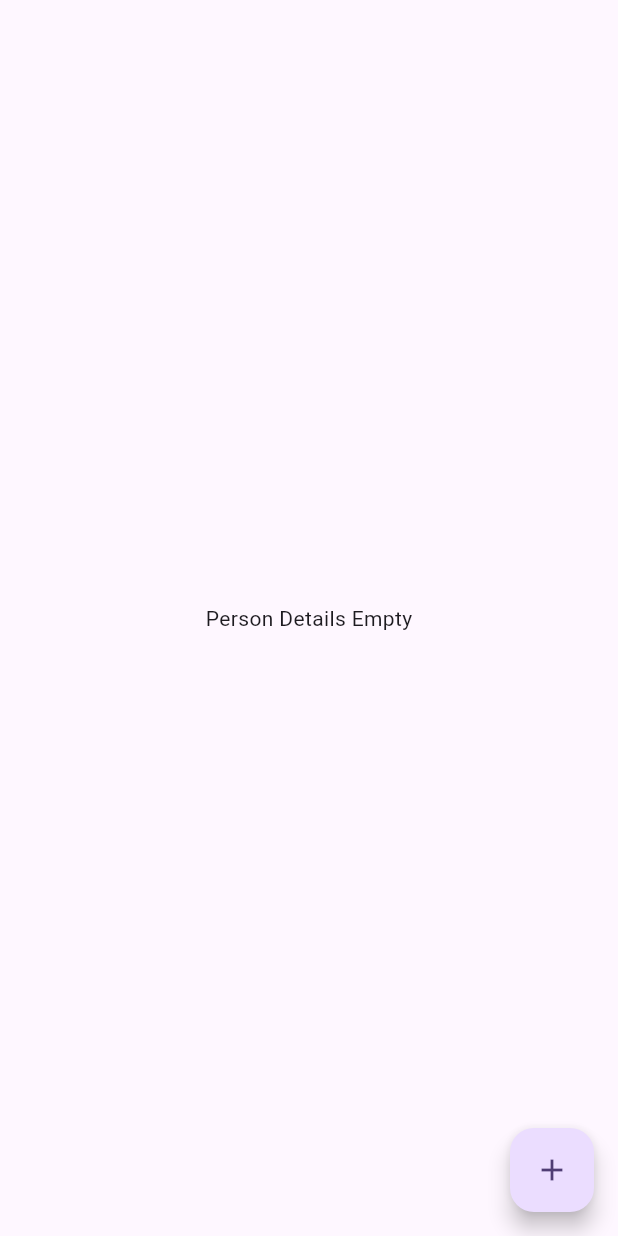
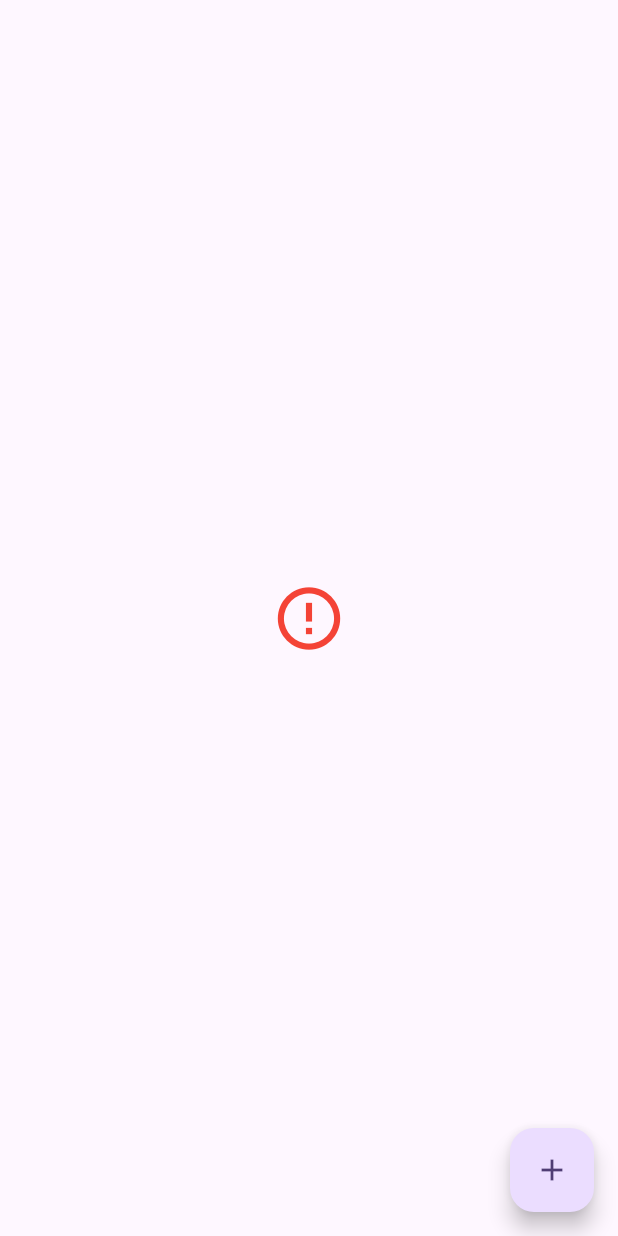
Before and after one commit to ShahanajMT/ioRob, a Flutter app: the screen it shows after launch, on a phone screen of 412 x 824 dp. Run offline on Flutter 3.47's test engine with Material 3 defaults, Android fonts, the phone set to English and light mode, and no system bars; our stand-ins replace hive, hive_flutter; accounts and stored records are empty.

Commit message:
Hive CRUD OP | Model | BuildRunner, Hive_builder , Hive, flutter_hive

```diff
--- a/lib/main.dart
+++ b/lib/main.dart
@@ -26,6 +26,7 @@ class MyApp extends StatelessWidget {
   @override
   Widget build(BuildContext context) {
     return MaterialApp(
+      debugShowCheckedModeBanner: false,
       title: 'Hive CRUD',
       theme: ThemeData(
 
--- a/lib/view/homewithmdl.dart
+++ b/lib/view/homewithmdl.dart
@@ -25,7 +25,7 @@ class _HomeState extends State<Home> {
     return Scaffold(
       body: personDetailsList.isEmpty
           ? const Center(
-              child: Text("Person Details Empty"),
+              child: Icon(Icons.error_outline_outlined, size: 50, color: Colors.red,),
             )
           : ListView.separated(
               itemCount: personDetailsList.length,
```
